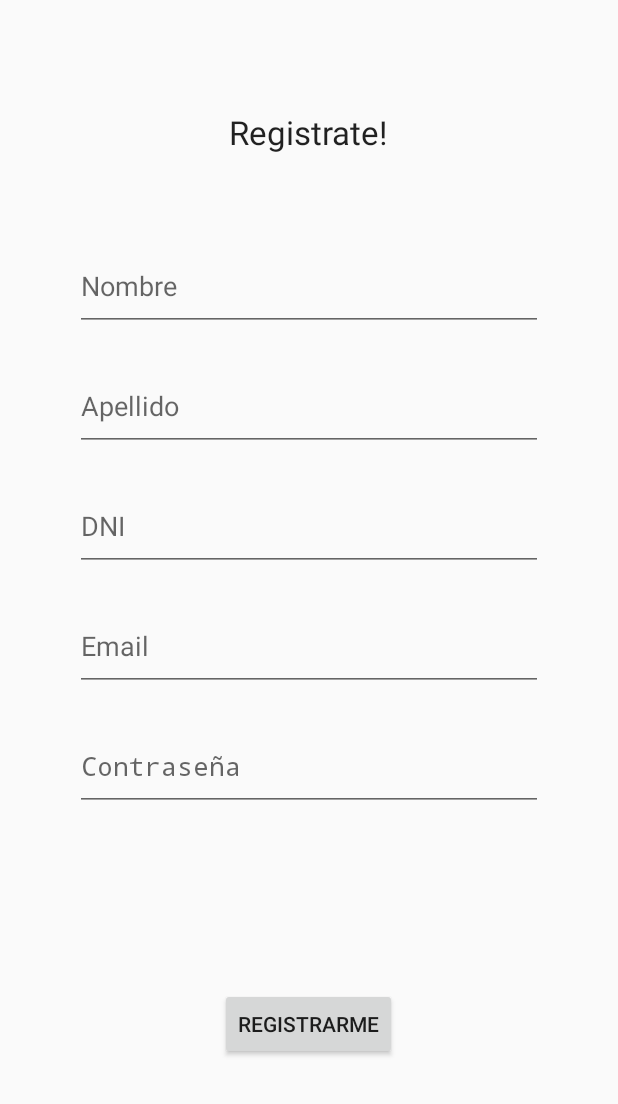
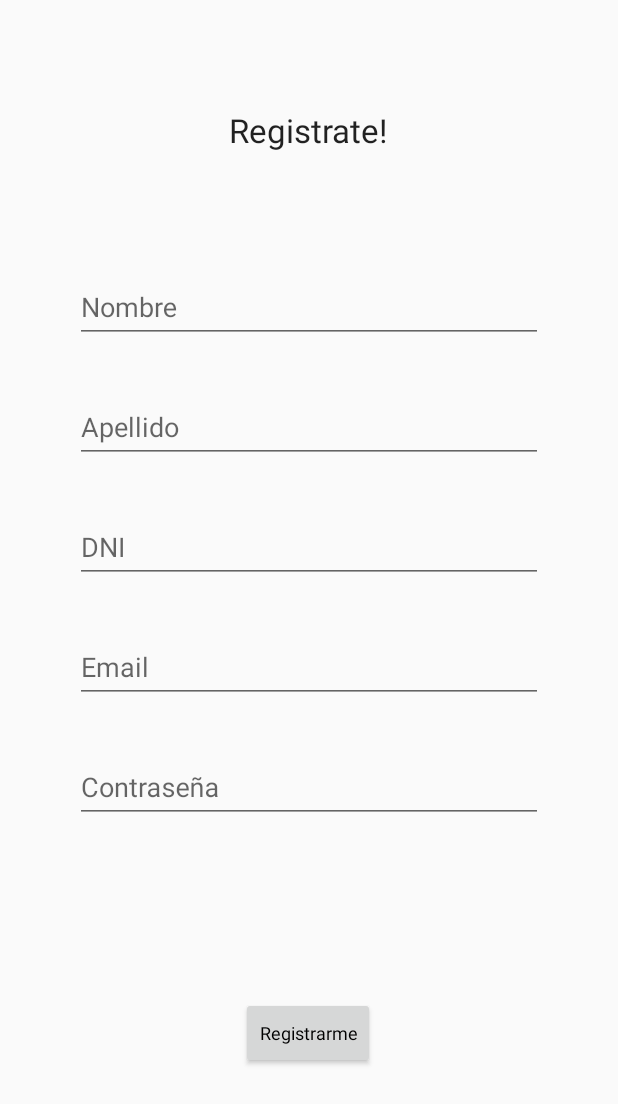
Before and after one commit to MicaelaFrias/grupo_602, an Android app: the screen it shows after launch (RegisterActivity), on a phone screen of 412 x 824 dp. Shown: the top 1104 px of the screen. Run offline under Robolectric (Android 15) with nearby library versions, the phone set to English and light mode, and no system bars.

Commit message:
Cambio de inputs estandars por los de libreria design

```diff
--- a/Codigo/app/src/main/java/com/example/midiendodistanciasmobile/RegisterActivity.java
+++ b/Codigo/app/src/main/java/com/example/midiendodistanciasmobile/RegisterActivity.java
@@ -10,7 +10,6 @@ public class RegisterActivity extends Activity {
     protected void onCreate(Bundle savedInstanceState) {
         super.onCreate(savedInstanceState);
         setContentView(R.layout.activity_register);
-
     }
 
 }
--- a/Codigo/app/src/main/res/layout/activity_register.xml
+++ b/Codigo/app/src/main/res/layout/activity_register.xml
@@ -1,7 +1,6 @@
 <?xml version="1.0" encoding="utf-8"?>
 <androidx.constraintlayout.widget.ConstraintLayout xmlns:android="http://schemas.android.com/apk/res/android"
     xmlns:app="http://schemas.android.com/apk/res-auto"
-    xmlns:tools="http://schemas.android.com/tools"
     android:layout_width="match_parent"
     android:layout_height="match_parent"
     android:focusableInTouchMode="true"
@@ -13,106 +12,142 @@
         android:layout_height="wrap_content"
         android:text="@string/title_register"
         android:textAppearance="@style/TextAppearance.AppCompat.Large"
-        app:layout_constraintBottom_toTopOf="@+id/name"
+        app:layout_constraintBottom_toTopOf="@+id/textInputLayout2"
         app:layout_constraintEnd_toEndOf="parent"
         app:layout_constraintStart_toStartOf="parent"
+        app:layout_constraintTop_toTopOf="parent" />
+
+
+    <com.google.android.material.textfield.TextInputLayout
+        android:id="@+id/textInputLayout2"
+        android:layout_width="0dp"
+        android:layout_height="@dimen/input_button_width"
+        android:layout_marginStart="50dp"
+        android:layout_marginEnd="50dp"
+        android:ems="10"
+        app:layout_constraintBottom_toBottomOf="parent"
+        app:layout_constraintEnd_toEndOf="parent"
+        app:layout_constraintHorizontal_bias="0.0"
+        app:layout_constraintStart_toStartOf="parent"
         app:layout_constraintTop_toTopOf="parent"
-        app:layout_constraintVertical_bias="0.56" />
+        app:layout_constraintVertical_bias="0.226">
+
+        <com.google.android.material.textfield.TextInputEditText
+            android:id="@+id/name"
+            android:layout_width="match_parent"
+            android:layout_height="wrap_content"
+            android:hint="@string/input_name"
+            android:inputType="textPersonName" />
+
+    </com.google.android.material.textfield.TextInputLayout>
+
+    <com.google.android.material.textfield.TextInputLayout
+        android:id="@+id/textInputLayout3"
+        android:layout_width="0dp"
+        android:layout_height="@dimen/input_button_width"
+        android:layout_marginStart="50dp"
+        android:layout_marginTop="@dimen/input_button_margin_top"
+        android:layout_marginEnd="50dp"
+        android:ems="10"
+        app:layout_constraintBottom_toBottomOf="parent"
+        app:layout_constraintEnd_toEndOf="parent"
+        app:layout_constraintHorizontal_bias="0.0"
+        app:layout_constraintStart_toStartOf="parent"
+        app:layout_constraintTop_toBottomOf="@+id/textInputLayout2"
+        app:layout_constraintVertical_bias="0.0">
+
+        <com.google.android.material.textfield.TextInputEditText
+            android:id="@+id/lastname"
+            android:layout_width="match_parent"
+            android:layout_height="wrap_content"
+            android:hint="@string/input_lastName"
+            android:inputType="textPersonName" />
+
+    </com.google.android.material.textfield.TextInputLayout>
+
+    <com.google.android.material.textfield.TextInputLayout
+        android:id="@+id/textInputLayout4"
+        android:layout_width="0dp"
+        android:layout_height="@dimen/input_button_width"
+        android:layout_marginStart="50dp"
+        android:layout_marginTop="@dimen/input_button_margin_top"
+        android:layout_marginEnd="50dp"
+        android:ems="10"
+        app:layout_constraintBottom_toBottomOf="parent"
+        app:layout_constraintEnd_toEndOf="parent"
+        app:layout_constraintHorizontal_bias="0.0"
+        app:layout_constraintStart_toStartOf="parent"
+        app:layout_constraintTop_toBottomOf="@+id/textInputLayout3"
+        app:layout_constraintVertical_bias="0.0">
+
+        <com.google.android.material.textfield.TextInputEditText
+            android:id="@+id/dni"
+            android:layout_width="match_parent"
+            android:layout_height="wrap_content"
+            android:hint="@string/input_dni"
+            android:inputType="number" />
+
+    </com.google.android.material.textfield.TextInputLayout>
+
+    <com.google.android.material.textfield.TextInputLayout
+        android:id="@+id/textInputLayout5"
+        android:layout_width="0dp"
+        android:layout_height="@dimen/input_button_width"
+        android:layout_marginStart="50dp"
+        android:layout_marginTop="@dimen/input_button_margin_top"
+        android:layout_marginEnd="50dp"
+        android:ems="10"
+        app:layout_constraintBottom_toBottomOf="parent"
+        app:layout_constraintEnd_toEndOf="parent"
+        app:layout_constraintHorizontal_bias="0.0"
+        app:layout_constraintStart_toStartOf="parent"
+        app:layout_constraintTop_toBottomOf="@+id/textInputLayout4"
+        app:layout_constraintVertical_bias="0.0">
+
+        <com.google.android.material.textfield.TextInputEditText
+            android:id="@+id/email"
+            android:layout_width="match_parent"
+            android:layout_height="wrap_content"
+            android:hint="@string/input_email"
+            android:inputType="textEmailAddress" />
+
+    </com.google.android.material.textfield.TextInputLayout>
+
+    <com.google.android.material.textfield.TextInputLayout
+        android:id="@+id/textInputLayout7"
+        android:layout_width="0dp"
+        android:layout_height="@dimen/input_button_width"
+        android:layout_marginStart="50dp"
+        android:layout_marginTop="@dimen/input_button_margin_top"
+        android:layout_marginEnd="50dp"
+        android:ems="10"
+        app:layout_constraintBottom_toBottomOf="parent"
+        app:layout_constraintEnd_toEndOf="parent"
+        app:layout_constraintHorizontal_bias="0.0"
+        app:layout_constraintStart_toStartOf="parent"
+        app:layout_constraintTop_toBottomOf="@+id/textInputLayout5"
+        app:layout_constraintVertical_bias="0.0">
+
+        <com.google.android.material.textfield.TextInputEditText
+            android:id="@+id/password"
+            android:layout_width="match_parent"
+            android:layout_height="wrap_content"
+            android:hint="@string/input_password"
+            android:inputType="textPassword" />
+
+    </com.google.android.material.textfield.TextInputLayout>
 
     <Button
         android:id="@+id/registerButton"
         android:layout_width="wrap_content"
         android:layout_height="wrap_content"
         android:text="@string/button_register"
+        android:textAppearance="@style/button"
         app:layout_constraintBottom_toBottomOf="parent"
         app:layout_constraintEnd_toEndOf="parent"
         app:layout_constraintHorizontal_bias="0.498"
         app:layout_constraintStart_toStartOf="parent"
-        app:layout_constraintTop_toBottomOf="@+id/editText10" />
-
-    <EditText
-        android:id="@+id/dni"
-        android:layout_width="0dp"
-        android:layout_height="@dimen/input_button_width"
-        android:layout_marginStart="50dp"
-        android:layout_marginTop="@dimen/input_button_margin_top"
-        android:layout_marginEnd="50dp"
-        android:ems="10"
-        android:hint="@string/input_dni"
-        android:inputType="number"
-        app:layout_constraintBottom_toBottomOf="parent"
-        app:layout_constraintEnd_toEndOf="parent"
-        app:layout_constraintHorizontal_bias="0.0"
-        app:layout_constraintStart_toStartOf="parent"
-        app:layout_constraintTop_toBottomOf="@+id/lastname"
-        app:layout_constraintVertical_bias="0.0" />
-
-    <EditText
-        android:id="@+id/name"
-        android:layout_width="0dp"
-        android:layout_height="@dimen/input_button_width"
-        android:layout_marginStart="50dp"
-        android:layout_marginEnd="50dp"
-        android:ems="10"
-        android:hint="@string/input_name"
-        android:inputType="textPersonName"
-        app:layout_constraintBottom_toBottomOf="parent"
-        app:layout_constraintEnd_toEndOf="parent"
-        app:layout_constraintHorizontal_bias="0.0"
-        app:layout_constraintStart_toStartOf="parent"
-        app:layout_constraintTop_toTopOf="parent"
-        app:layout_constraintVertical_bias="0.21" />
-
-    <EditText
-        android:id="@+id/lastname"
-        android:layout_width="0dp"
-        android:layout_height="@dimen/input_button_width"
-        android:layout_marginStart="50dp"
-        android:layout_marginTop="@dimen/input_button_margin_top"
-        android:layout_marginEnd="50dp"
-        android:ems="10"
-        android:hint="@string/input_lastName"
-        android:inputType="textPersonName"
-        app:layout_constraintBottom_toBottomOf="parent"
-        app:layout_constraintEnd_toEndOf="parent"
-        app:layout_constraintHorizontal_bias="1.0"
-        app:layout_constraintStart_toStartOf="parent"
-        app:layout_constraintTop_toBottomOf="@+id/name"
-        app:layout_constraintVertical_bias="0.0" />
-
-    <EditText
-        android:id="@+id/editText9"
-        android:layout_width="0dp"
-        android:layout_height="@dimen/input_button_width"
-        android:layout_marginStart="50dp"
-        android:layout_marginTop="@dimen/input_button_margin_top"
-        android:layout_marginEnd="50dp"
-        android:ems="10"
-        android:hint="@string/input_email"
-        android:inputType="textEmailAddress"
-        app:layout_constraintBottom_toBottomOf="parent"
-        app:layout_constraintEnd_toEndOf="parent"
-        app:layout_constraintHorizontal_bias="1.0"
-        app:layout_constraintStart_toStartOf="parent"
-        app:layout_constraintTop_toBottomOf="@+id/dni"
-        app:layout_constraintVertical_bias="0.0" />
-
-    <EditText
-        android:id="@+id/editText10"
-        android:layout_width="0dp"
-        android:layout_height="@dimen/input_button_width"
-        android:layout_marginStart="50dp"
-        android:layout_marginTop="@dimen/input_button_margin_top"
-        android:layout_marginEnd="50dp"
-        android:ems="10"
-        android:hint="@string/input_password"
-        android:inputType="textPassword"
-        app:layout_constraintBottom_toBottomOf="parent"
-        app:layout_constraintEnd_toEndOf="parent"
-        app:layout_constraintHorizontal_bias="0.0"
-        app:layout_constraintStart_toStartOf="parent"
-        app:layout_constraintTop_toBottomOf="@+id/editText9"
-        app:layout_constraintVertical_bias="0.0" />
+        app:layout_constraintTop_toBottomOf="@+id/textInputLayout7" />
 
 
 </androidx.constraintlayout.widget.ConstraintLayout>
--- a/Codigo/app/src/main/res/values/dimens.xml
+++ b/Codigo/app/src/main/res/values/dimens.xml
@@ -4,4 +4,5 @@
     <dimen name="activity_vertical_margin">16dp</dimen>
     <dimen name="input_button_margin_top">20dp</dimen>
     <dimen name="input_button_width">60dp</dimen>
+    <dimen name="fab_margin">16dp</dimen>
 </resources>
--- a/Codigo/app/src/main/res/values/strings.xml
+++ b/Codigo/app/src/main/res/values/strings.xml
@@ -1,5 +1,5 @@
 <resources>
-    <string name="app_name">MidiendoDistancias.Mobile</string>
+    <string name="app_name">Midiendo Distancias</string>
     <string name="title_home">Home</string>
     <string name="title_dashboard">Dashboard</string>
     <string name="title_notifications">Notifications</string>
@@ -12,7 +12,7 @@
     <string name="input_dni">DNI</string>
     <string name="input_email">Email</string>
     <string name="input_password">Contraseña</string>
-
+    <string name="title_activity_test">TestActivity</string>
 
 
 </resources>
--- a/Codigo/app/src/main/res/values/styles.xml
+++ b/Codigo/app/src/main/res/values/styles.xml
@@ -1,11 +1,28 @@
 <resources>
 
     <!-- Base application theme. -->
-    <style name="AppTheme" parent="Theme.AppCompat.Light.DarkActionBar">
+    <style name="AppTheme" parent="Theme.AppCompat.Light.NoActionBar">
         <!-- Customize your theme here. -->
         <item name="colorPrimary">@color/colorPrimary</item>
         <item name="colorPrimaryDark">@color/colorPrimaryDark</item>
         <item name="colorAccent">@color/colorAccent</item>
     </style>
 
+    <style name="button">
+        <!-- Customize your theme here. -->
+        <item name="colorPrimary">@color/colorPrimary</item>
+        <item name="android:textSize">12dp</item>
+        <item name="android:windowBackground">@color/colorPrimary</item>
+    </style>
+
+    <style name="AppTheme.NoActionBar">
+        <item name="windowActionBar">false</item>
+        <item name="windowNoTitle">true</item>
+    </style>
+
+    <style name="AppTheme.AppBarOverlay" parent="ThemeOverlay.AppCompat.Dark.ActionBar" />
+
+    <style name="AppTheme.PopupOverlay" parent="ThemeOverlay.AppCompat.Light" />
+
+
 </resources>
```
